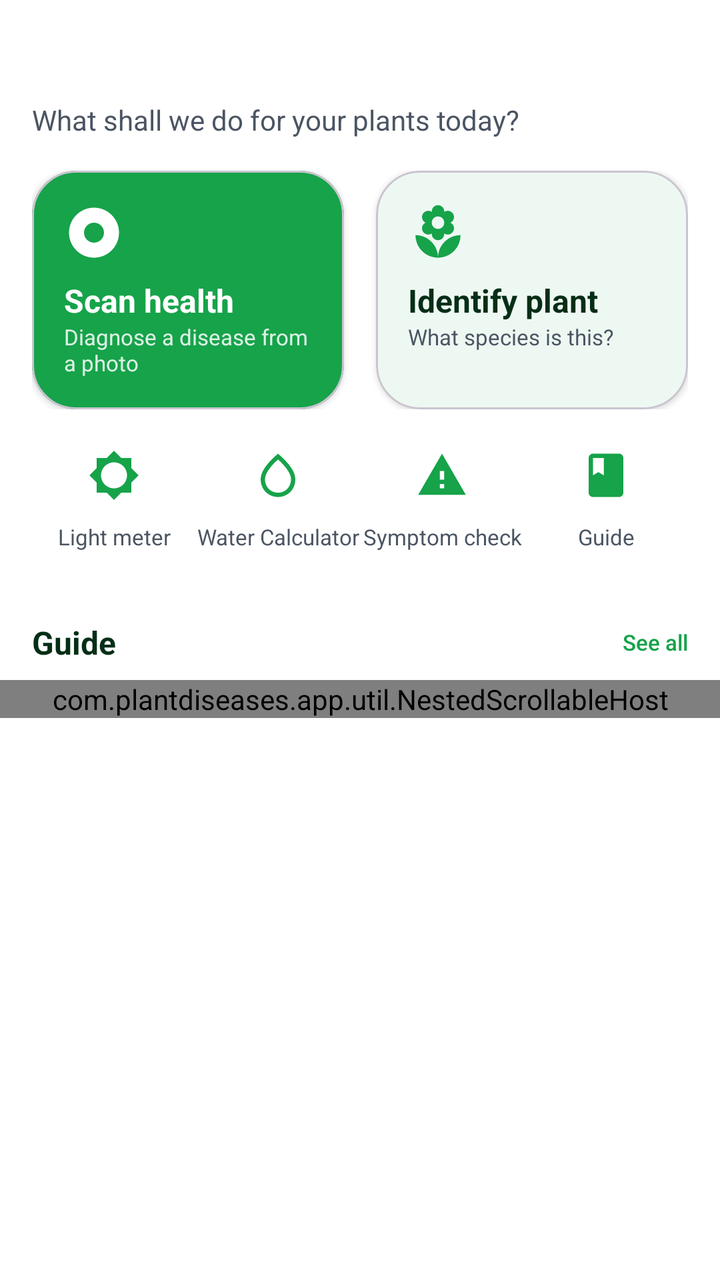
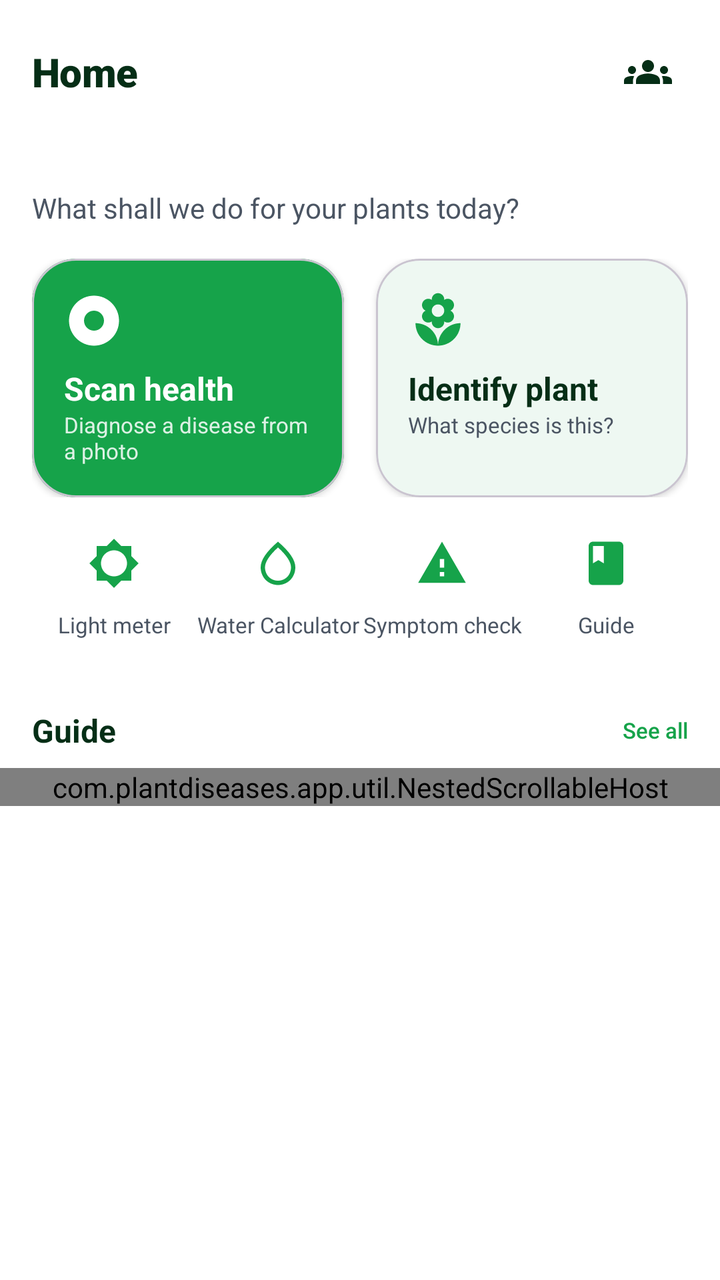

Compare the two renders of this Android layout. The source of the first and the diff that turns it into the second are given below.
<!-- AndroidManifest.xml: application theme Theme.PlantDiseases -->
<!-- res/layout/fragment_home.xml -->
<?xml version="1.0" encoding="utf-8"?>
<androidx.core.widget.NestedScrollView xmlns:android="http://schemas.android.com/apk/res/android"
    xmlns:app="http://schemas.android.com/apk/res-auto"
    android:layout_width="match_parent"
    android:layout_height="match_parent"
    android:background="@color/background"
    android:clipToPadding="false"
    android:fillViewport="true">

    <LinearLayout
        android:layout_width="match_parent"
        android:layout_height="wrap_content"
        android:orientation="vertical"
        android:paddingTop="@dimen/space_lg"
        android:paddingBottom="@dimen/space_3xl">

        
        <TextView
            android:id="@+id/tv_greeting"
            android:layout_width="match_parent"
            android:layout_height="wrap_content"
            android:paddingHorizontal="@dimen/content_gutter"
            android:fontFamily="sans-serif-medium"
            android:textColor="@color/on_surface"
            android:textSize="@dimen/text_headline" />

        <TextView
            android:id="@+id/tv_greeting_sub"
            android:layout_width="match_parent"
            android:layout_height="wrap_content"
            android:layout_marginTop="2dp"
            android:paddingHorizontal="@dimen/content_gutter"
            android:text="@string/home_subtitle"
            android:textColor="@color/on_surface_secondary"
            android:textSize="@dimen/text_body" />

        
        <LinearLayout
            android:layout_width="match_parent"
            android:layout_height="wrap_content"
            android:layout_marginTop="@dimen/space_lg"
            android:orientation="horizontal"
            android:paddingHorizontal="@dimen/content_gutter">

            
            <com.google.android.material.card.MaterialCardView
                android:id="@+id/card_scan"
                android:layout_width="0dp"
                android:layout_height="match_parent"
                android:layout_weight="1"
                android:layout_marginEnd="@dimen/space_sm"
                android:clickable="true"
                android:focusable="true"
                app:cardBackgroundColor="@color/primary"
                app:cardCornerRadius="@dimen/radius_lg"
                app:cardElevation="2dp">

                <LinearLayout
                    android:layout_width="match_parent"
                    android:layout_height="wrap_content"
                    android:orientation="vertical"
                    android:padding="@dimen/space_lg">

                    <ImageView
                        android:layout_width="30dp"
                        android:layout_height="30dp"
                        android:src="@drawable/ic_scan"
                        app:tint="@android:color/white"
                        android:contentDescription="@string/home_scan_title" />

                    <TextView
                        android:layout_width="match_parent"
                        android:layout_height="wrap_content"
                        android:layout_marginTop="@dimen/space_sm"
                        android:text="@string/home_scan_title"
                        android:textColor="@android:color/white"
                        android:textStyle="bold"
                        android:textSize="@dimen/text_title_sm" />

                    <TextView
                        android:layout_width="match_parent"
                        android:layout_height="wrap_content"
                        android:text="@string/home_scan_sub"
                        android:textColor="#D9FFFFFF"
                        android:textSize="@dimen/text_caption" />
                </LinearLayout>
            </com.google.android.material.card.MaterialCardView>

            <com.google.android.material.card.MaterialCardView
                android:id="@+id/card_identify"
                android:layout_width="0dp"
                android:layout_height="match_parent"
                android:layout_weight="1"
                android:layout_marginStart="@dimen/space_sm"
                android:clickable="true"
                android:focusable="true"
                app:cardBackgroundColor="@color/surface"
                app:cardCornerRadius="@dimen/radius_lg"
                app:cardElevation="2dp">

                <LinearLayout
                    android:layout_width="match_parent"
                    android:layout_height="wrap_content"
                    android:orientation="vertical"
                    android:padding="@dimen/space_lg">

                    <ImageView
                        android:layout_width="30dp"
                        android:layout_height="30dp"
                        android:src="@drawable/ic_plant_placeholder"
                        app:tint="@color/primary"
                        android:contentDescription="@string/home_identify_title" />

                    <TextView
                        android:layout_width="match_parent"
                        android:layout_height="wrap_content"
                        android:layout_marginTop="@dimen/space_sm"
                        android:text="@string/home_identify_title"
                        android:textColor="@color/on_surface"
                        android:textStyle="bold"
                        android:textSize="@dimen/text_title_sm" />

                    <TextView
                        android:layout_width="match_parent"
                        android:layout_height="wrap_content"
                        android:text="@string/home_identify_sub"
                        android:textColor="@color/on_surface_secondary"
                        android:textSize="@dimen/text_caption" />
                </LinearLayout>
            </com.google.android.material.card.MaterialCardView>
        </LinearLayout>

        
        <LinearLayout
            android:layout_width="match_parent"
            android:layout_height="wrap_content"
            android:layout_marginTop="@dimen/space_md"
            android:orientation="horizontal"
            android:paddingHorizontal="@dimen/content_gutter">

            <LinearLayout
                android:id="@+id/tile_light"
                style="@style/HomeToolTile">

                <ImageView style="@style/HomeToolTileIcon" android:src="@drawable/ic_light" />

                <TextView style="@style/HomeToolTileLabel" android:text="@string/home_tool_light" />
            </LinearLayout>

            <LinearLayout
                android:id="@+id/tile_water"
                style="@style/HomeToolTile">

                <ImageView style="@style/HomeToolTileIcon" android:src="@drawable/ic_watering" />

                <TextView style="@style/HomeToolTileLabel" android:text="@string/home_tool_water" />
            </LinearLayout>

            <LinearLayout
                android:id="@+id/tile_symptom"
                style="@style/HomeToolTile">

                <ImageView style="@style/HomeToolTileIcon" android:src="@drawable/ic_disease" />

                <TextView style="@style/HomeToolTileLabel" android:text="@string/home_tool_symptom" />
            </LinearLayout>

            <LinearLayout
                android:id="@+id/tile_guide"
                style="@style/HomeToolTile">

                <ImageView style="@style/HomeToolTileIcon" android:src="@drawable/ic_guide" />

                <TextView style="@style/HomeToolTileLabel" android:text="@string/home_tool_guide" />
            </LinearLayout>
        </LinearLayout>

        
        <LinearLayout
            android:id="@+id/section_species"
            android:layout_width="match_parent"
            android:layout_height="wrap_content"
            android:layout_marginTop="@dimen/space_xl"
            android:orientation="vertical"
            android:visibility="gone">

            <LinearLayout
                android:layout_width="match_parent"
                android:layout_height="wrap_content"
                android:gravity="center_vertical"
                android:orientation="horizontal"
                android:paddingHorizontal="@dimen/content_gutter">

                <TextView
                    android:id="@+id/tv_species_title"
                    android:layout_width="0dp"
                    android:layout_height="wrap_content"
                    android:layout_weight="1"
                    android:text="@string/home_trending"
                    android:textColor="@color/on_surface"
                    android:textSize="@dimen/text_title_sm"
                    android:textStyle="bold" />

                <TextView
                    android:id="@+id/tv_trending_scope"
                    android:layout_width="wrap_content"
                    android:layout_height="wrap_content"
                    android:textColor="@color/on_surface_secondary"
                    android:textSize="@dimen/text_caption" />
            </LinearLayout>

            <com.plantdiseases.app.util.NestedScrollableHost
                android:layout_width="match_parent"
                android:layout_height="wrap_content"
                android:layout_marginTop="@dimen/space_sm">

                <androidx.recyclerview.widget.RecyclerView
                    android:id="@+id/rv_species"
                    android:layout_width="match_parent"
                    android:layout_height="wrap_content"
                    android:clipToPadding="false"
                    android:nestedScrollingEnabled="false"
                    android:orientation="horizontal"
                    android:paddingHorizontal="@dimen/content_gutter" />
            </com.plantdiseases.app.util.NestedScrollableHost>
        </LinearLayout>

        
        <LinearLayout
            android:id="@+id/section_popular"
            android:layout_width="match_parent"
            android:layout_height="wrap_content"
            android:layout_marginTop="@dimen/space_xl"
            android:orientation="vertical"
            android:visibility="gone">

            <TextView
                android:layout_width="match_parent"
                android:layout_height="wrap_content"
                android:paddingHorizontal="@dimen/content_gutter"
                android:text="@string/home_popular_diseases"
                android:textColor="@color/on_surface"
                android:textSize="@dimen/text_title_sm"
                android:textStyle="bold" />

            <com.plantdiseases.app.util.NestedScrollableHost
                android:layout_width="match_parent"
                android:layout_height="wrap_content"
                android:layout_marginTop="@dimen/space_sm">

                <androidx.recyclerview.widget.RecyclerView
                    android:id="@+id/rv_popular"
                    android:layout_width="match_parent"
                    android:layout_height="wrap_content"
                    android:clipToPadding="false"
                    android:nestedScrollingEnabled="false"
                    android:orientation="horizontal"
                    android:paddingHorizontal="@dimen/content_gutter" />
            </com.plantdiseases.app.util.NestedScrollableHost>
        </LinearLayout>

        
        <LinearLayout
            android:layout_width="match_parent"
            android:layout_height="wrap_content"
            android:layout_marginTop="@dimen/space_xl"
            android:orientation="vertical">

            <LinearLayout
                android:layout_width="match_parent"
                android:layout_height="wrap_content"
                android:gravity="center_vertical"
                android:orientation="horizontal"
                android:paddingHorizontal="@dimen/content_gutter">

                <TextView
                    android:layout_width="0dp"
                    android:layout_height="wrap_content"
                    android:layout_weight="1"
                    android:text="@string/home_disease_guide"
                    android:textColor="@color/on_surface"
                    android:textSize="@dimen/text_title_sm"
                    android:textStyle="bold" />

                <TextView
                    android:id="@+id/tv_guide_all"
                    android:layout_width="wrap_content"
                    android:layout_height="wrap_content"
                    android:text="@string/home_see_all"
                    android:textColor="@color/primary"
                    android:textSize="@dimen/text_caption"
                    android:fontFamily="sans-serif-medium" />
            </LinearLayout>

            <com.plantdiseases.app.util.NestedScrollableHost
                android:layout_width="match_parent"
                android:layout_height="wrap_content"
                android:layout_marginTop="@dimen/space_sm">

                <androidx.recyclerview.widget.RecyclerView
                    android:id="@+id/rv_guide"
                    android:layout_width="match_parent"
                    android:layout_height="wrap_content"
                    android:clipToPadding="false"
                    android:nestedScrollingEnabled="false"
                    android:orientation="horizontal"
                    android:paddingHorizontal="@dimen/content_gutter" />
            </com.plantdiseases.app.util.NestedScrollableHost>
        </LinearLayout>

    </LinearLayout>
</androidx.core.widget.NestedScrollView>
<!-- resources referenced by this layout -->
<resources>
  <color name="background">#FFFFFF</color>
  <color name="on_surface">#052E16</color>
  <color name="on_surface_secondary">#4B5563</color>
  <color name="primary">#16A34A</color>
  <color name="surface">#FFFFFF</color>
  <dimen name="content_gutter">16dp</dimen>
  <dimen name="radius_lg">22dp</dimen>
  <dimen name="space_3xl">32dp</dimen>
  <dimen name="space_lg">16dp</dimen>
  <dimen name="space_md">12dp</dimen>
  <dimen name="space_sm">8dp</dimen>
  <dimen name="space_xl">20dp</dimen>
  <dimen name="text_body">14sp</dimen>
  <dimen name="text_caption">11sp</dimen>
  <dimen name="text_headline">24sp</dimen>
  <dimen name="text_title_sm">16sp</dimen>
  <!-- drawable ic_disease (drawable) -->
  <vector xmlns:android="http://schemas.android.com/apk/res/android" android:width="24dp" android:height="24dp" android:viewportWidth="24" android:viewportHeight="24">
      <path android:fillColor="#E53935" android:pathData="M1,21h22L12,2 1,21zM13,18h-2v-2h2v2zM13,14h-2v-4h2v4z"/>
  </vector>
  <string name="home_disease_guide">Guide</string>
  <string name="home_identify_sub">What species is this?</string>
  <string name="home_identify_title">Identify plant</string>
  <string name="home_popular_diseases">Popular diseases</string>
  <string name="home_scan_sub">Diagnose a disease from a photo</string>
  <string name="home_scan_title">Scan health</string>
  <string name="home_see_all">See all</string>
  <string name="home_subtitle">What shall we do for your plants today?</string>
  <string name="home_tool_guide">Guide</string>
  <string name="home_tool_light">Light meter</string>
  <string name="home_tool_symptom">Symptom check</string>
  <string name="home_tool_water">Water Calculator</string>
  <string name="home_trending">Trending in your country</string>
  <style name="HomeToolTileIcon">
          <item name="android:layout_width">26dp</item>
          <item name="android:layout_height">26dp</item>
          <item name="android:tint">@color/primary</item>
      </style>
  <color name="primary_dark">#15803D</color>
  <color name="on_primary">#FFFFFF</color>
  <color name="primary_light">#DCFCE7</color>
  <color name="secondary">#4ADE80</color>
  <color name="on_secondary">#052E16</color>
  <color name="surface_variant">#F0FDF4</color>
  <color name="surface_container_low">#F4FBF6</color>
  <color name="surface_container">#ECF7F0</color>
  <style name="ShapeAppearance.App.Button" parent="ShapeAppearance.Material3.Corner.Large">
          <item name="cornerSize">24dp</item>
      </style>
  <dimen name="space_2xl">24dp</dimen>
  <!-- unchanged entries left out for length: 11 -->
</resources>

<!-- the commit's change to res/layout/fragment_home.xml (unified diff, before → after) -->
@@ -1,5 +1,7 @@
 <?xml version="1.0" encoding="utf-8"?>
-<androidx.core.widget.NestedScrollView xmlns:android="http://schemas.android.com/apk/res/android"
+<androidx.core.widget.NestedScrollView
+    android:id="@+id/home_scroll"
+    xmlns:android="http://schemas.android.com/apk/res/android"
     xmlns:app="http://schemas.android.com/apk/res-auto"
     android:layout_width="match_parent"
     android:layout_height="match_parent"
@@ -15,10 +17,40 @@
         android:paddingBottom="@dimen/space_3xl">
 
         
+        <LinearLayout
+            android:layout_width="match_parent"
+            android:layout_height="wrap_content"
+            android:orientation="horizontal"
+            android:gravity="center_vertical"
+            android:paddingHorizontal="@dimen/content_gutter">
+
+            <TextView
+                android:layout_width="0dp"
+                android:layout_height="wrap_content"
+                android:layout_weight="1"
+                android:text="@string/tab_home"
+                android:textColor="@color/on_surface"
+                android:textSize="@dimen/text_title"
+                android:fontFamily="sans-serif-black"
+                android:letterSpacing="-0.01" />
+
+            <ImageButton
+                android:id="@+id/btn_nearby_scans"
+                android:layout_width="40dp"
+                android:layout_height="40dp"
+                android:background="?attr/selectableItemBackgroundBorderless"
+                android:src="@drawable/ic_community"
+                app:tint="@color/on_surface"
+                android:contentDescription="@string/nearby_scans_cd" />
+
+        </LinearLayout>
+
+        
         <TextView
             android:id="@+id/tv_greeting"
             android:layout_width="match_parent"
             android:layout_height="wrap_content"
+            android:layout_marginTop="@dimen/space_xs"
             android:paddingHorizontal="@dimen/content_gutter"
             android:fontFamily="sans-serif-medium"
             android:textColor="@color/on_surface"
<!-- resource entries referenced after the edit -->
@@ -12,10 +12,23 @@
   <dimen name="space_md">12dp</dimen>
   <dimen name="space_sm">8dp</dimen>
   <dimen name="space_xl">20dp</dimen>
+  <dimen name="space_xs">4dp</dimen>
   <dimen name="text_body">14sp</dimen>
   <dimen name="text_caption">11sp</dimen>
   <dimen name="text_headline">24sp</dimen>
+  <dimen name="text_title">20sp</dimen>
   <dimen name="text_title_sm">16sp</dimen>
+  <!-- drawable ic_community (drawable) -->
+  <?xml version="1.0" encoding="utf-8"?>
+  <vector xmlns:android="http://schemas.android.com/apk/res/android"
+      android:width="24dp"
+      android:height="24dp"
+      android:viewportWidth="24"
+      android:viewportHeight="24">
+      <path
+          android:fillColor="#FFFFFF"
+          android:pathData="M12,12.75c1.63,0 3.07,0.39 4.24,0.9 1.08,0.48 1.76,1.56 1.76,2.73L18,18L6,18v-1.61c0,-1.18 0.68,-2.26 1.76,-2.73 1.17,-0.52 2.61,-0.91 4.24,-0.91zM4,13c1.1,0 2,-0.9 2,-2s-0.9,-2 -2,-2 -2,0.9 -2,2 0.9,2 2,2zM5.13,14.1c-0.37,-0.06 -0.74,-0.1 -1.13,-0.1 -0.99,0 -1.93,0.21 -2.78,0.58A2.01,2.01 0,0 0,0 16.43L0,18l4.5,0v-1.61c0,-0.83 0.23,-1.61 0.63,-2.29zM20,13c1.1,0 2,-0.9 2,-2s-0.9,-2 -2,-2 -2,0.9 -2,2 0.9,2 2,2zM24,16.43c0,-0.81 -0.48,-1.53 -1.22,-1.85A6.95,6.95 0,0 0,20 14c-0.39,0 -0.76,0.04 -1.13,0.1 0.4,0.68 0.63,1.46 0.63,2.29L19.5,18L24,18v-1.57zM12,6c1.66,0 3,1.34 3,3s-1.34,3 -3,3 -3,-1.34 -3,-3 1.34,-3 3,-3z" />
+  </vector>
   <!-- drawable ic_disease (drawable) -->
   <vector xmlns:android="http://schemas.android.com/apk/res/android" android:width="24dp" android:height="24dp" android:viewportWidth="24" android:viewportHeight="24">
       <path android:fillColor="#E53935" android:pathData="M1,21h22L12,2 1,21zM13,18h-2v-2h2v2zM13,14h-2v-4h2v4z"/>
@@ -33,6 +46,8 @@
   <string name="home_tool_symptom">Symptom check</string>
   <string name="home_tool_water">Water Calculator</string>
   <string name="home_trending">Trending in your country</string>
+  <string name="nearby_scans_cd">Community scans</string>
+  <string name="tab_home">Home</string>
   <style name="HomeToolTileIcon">
           <item name="android:layout_width">26dp</item>
           <item name="android:layout_height">26dp</item>
